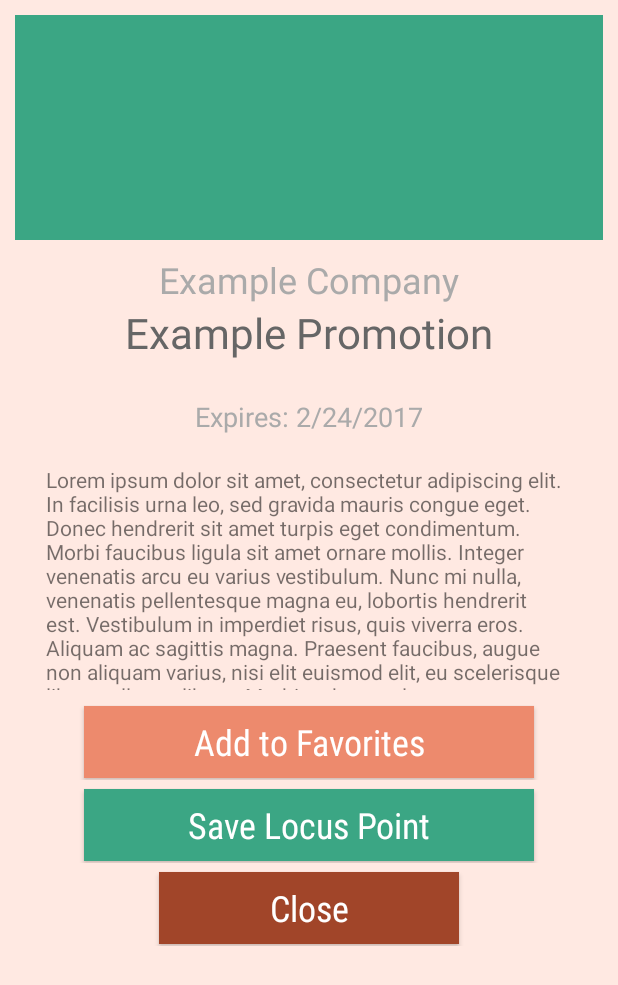
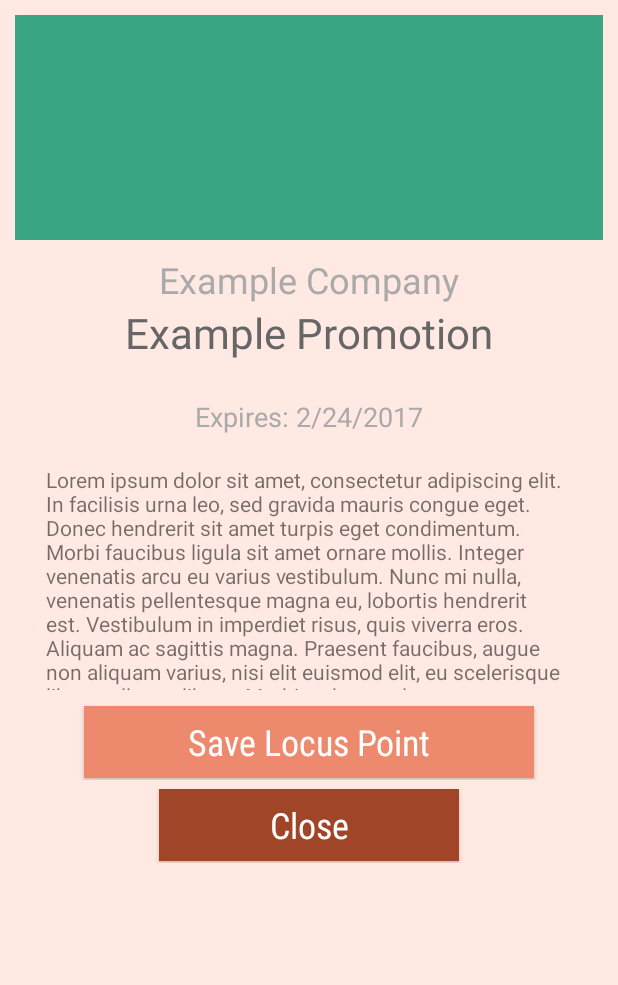
Before and after one commit to reesewahlin/COGS121-AIDS, an Android app: the fragment PromoFragment placed in its activity, after a tap on "Save Locus Point", on a phone screen of 412 x 824 dp. Shown: the top 985 px of the screen. Run offline under Robolectric (Android 15) with nearby library versions, the phone set to English and light mode, and no system bars; 10 statements that could not run were skipped.

```diff
--- a/IxD/app/src/main/java/com/cogs121/ixd/activities/main/PromoFragment.java
+++ b/IxD/app/src/main/java/com/cogs121/ixd/activities/main/PromoFragment.java
@@ -103,18 +103,22 @@ public class PromoFragment extends BaseFragment {
                 getStoreFactory().getConsumerUserStore().getUser(
                         getStoreFactory().getConsumerUserStore().getCurrentUser()
                 ).addFavorite(locusPoint);
+                CharSequence text = "Locus Point saved!";
+                Toast toast = Toast.makeText(context, text, Toast.LENGTH_SHORT);
+                toast.show();
+
             }
         });
-        saveButton = ViewUtils.getView(rootView, R.id.b_promo_save);
-        saveButton.setOnClickListener(new View.OnClickListener() {
-            @Override
-            public void onClick(View view) {
-                //save locus point location to an array list in user store
-                CharSequence text = "Locus Point Saved!";
-                Toast toast = Toast.makeText(context, text, Toast.LENGTH_SHORT);
-                toast.show();
-            }
-        });
+//        saveButton = ViewUtils.getView(rootView, R.id.b_promo_save);
+//        saveButton.setOnClickListener(new View.OnClickListener() {
+//            @Override
+//            public void onClick(View view) {
+//                //save locus point location to an array list in user store
+//                CharSequence text = "Locus Point Saved!";
+//                Toast toast = Toast.makeText(context, text, Toast.LENGTH_SHORT);
+//                toast.show();
+//            }
+//        });
         closeButton = ViewUtils.getView(rootView, R.id.b_promo_close);
         closeButton.setOnClickListener(new View.OnClickListener() {
             @Override
--- a/IxD/app/src/main/res/layout/fragment_favorites.xml
+++ b/IxD/app/src/main/res/layout/fragment_favorites.xml
@@ -23,7 +23,7 @@
             app:layout_constraintLeft_toLeftOf="parent" />
 
         <TextView
-            android:text="Favorites"
+            android:text="Saved Promotions"
             android:layout_width="wrap_content"
             android:layout_height="wrap_content"
             android:id="@+id/tv_favorites_title"
--- a/IxD/app/src/main/res/layout/fragment_promo.xml
+++ b/IxD/app/src/main/res/layout/fragment_promo.xml
@@ -96,7 +96,7 @@
                 android:id="@+id/b_promo_favorite"
                 android:layout_width="300dp"
                 android:layout_height="wrap_content"
-                android:text="Add to Favorites"
+                android:text="Save Locus Point"
                 android:textColor="#fff"
                 android:background="#ED8A6D"
                 android:textSize="24dp"
@@ -106,24 +106,24 @@
                 />
         </FrameLayout>
 
-        <FrameLayout
-            android:layout_width="match_parent"
-            android:layout_height="50dp"
-            android:layout_marginTop="5dp">
+        <!--<FrameLayout-->
+            <!--android:layout_width="match_parent"-->
+            <!--android:layout_height="50dp"-->
+            <!--android:layout_marginTop="5dp">-->
 
-            <Button
-                android:id="@+id/b_promo_save"
-                android:layout_width="300dp"
-                android:layout_height="wrap_content"
-                android:text="Save Locus Point"
-                android:textColor="#fff"
-                android:background="#3BA684"
-                android:textSize="24dp"
-                android:fontFamily="sans-serif-condensed"
-                android:layout_gravity="center"
-                android:textAllCaps="false"
-                />
-        </FrameLayout>
+            <!--<Button-->
+                <!--android:id="@+id/b_promo_save"-->
+                <!--android:layout_width="300dp"-->
+                <!--android:layout_height="wrap_content"-->
+                <!--android:text="Save Locus Point"-->
+                <!--android:textColor="#fff"-->
+                <!--android:background="#3BA684"-->
+                <!--android:textSize="24dp"-->
+                <!--android:fontFamily="sans-serif-condensed"-->
+                <!--android:layout_gravity="center"-->
+                <!--android:textAllCaps="false"-->
+                <!--/>-->
+        <!--</FrameLayout>-->
 
         <FrameLayout
             android:layout_width="match_parent"
```
Also changed, not shown: IxD/app/src/main/res/layout/fragment_create_user.xml (+0 -9 lines).
